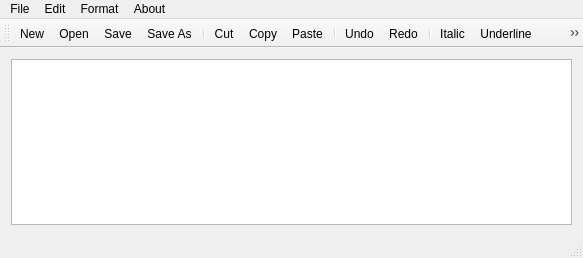
First picture: the form in client/mainwindow.ui, repository SimoneDutto/CollaborativeEditor, before the edit.
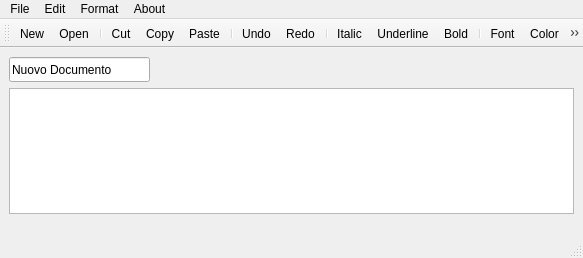
Second picture: the form after the edit. Icons and pictures are not drawn.

Commit message: Add Dialog class, LineEdit Block in the interface

Patch:
```diff
--- a/client/mainwindow.ui
+++ b/client/mainwindow.ui
@@ -14,11 +14,31 @@
    <string>MainWindow</string>
   </property>
   <widget class="QWidget" name="centralWidget">
-   <layout class="QVBoxLayout" name="verticalLayout">
-    <item>
-     <widget class="QTextEdit" name="textEdit"/>
-    </item>
-   </layout>
+   <widget class="QLineEdit" name="lineEdit">
+    <property name="geometry">
+     <rect>
+      <x>9</x>
+      <y>9</y>
+      <width>141</width>
+      <height>25</height>
+     </rect>
+    </property>
+    <property name="text">
+     <string>Nuovo Documento</string>
+    </property>
+   </widget>
+   <widget class="QTextEdit" name="textEdit">
+    <property name="geometry">
+     <rect>
+      <x>9</x>
+      <y>40</y>
+      <width>565</width>
+      <height>126</height>
+     </rect>
+    </property>
+   </widget>
+   <zorder>textEdit</zorder>
+   <zorder>lineEdit</zorder>
   </widget>
   <widget class="QMenuBar" name="menuBar">
    <property name="geometry">
@@ -82,8 +102,6 @@
    </attribute>
    <addaction name="actionNew"/>
    <addaction name="actionOpen"/>
-   <addaction name="actionSave"/>
-   <addaction name="actionSave_As"/>
    <addaction name="separator"/>
    <addaction name="actionCut"/>
    <addaction name="actionCopy"/>
@@ -122,18 +140,6 @@
     <string>Ctrl+O</string>
    </property>
   </action>
-  <action name="actionSave_As">
-   <property name="icon">
-    <iconset resource="resource.qrc">
-     <normaloff>:/rec/icone/icon.png</normaloff>:/rec/icone/icon.png</iconset>
-   </property>
-   <property name="text">
-    <string>Save As</string>
-   </property>
-   <property name="shortcut">
-    <string>Ctrl+S</string>
-   </property>
-  </action>
   <action name="actionCut">
    <property name="icon">
     <iconset resource="resource.qrc">
@@ -191,18 +197,6 @@
     <string>About us</string>
    </property>
   </action>
-  <action name="actionSave">
-   <property name="icon">
-    <iconset resource="resource.qrc">
-     <normaloff>:/rec/icone/save-file-option.png</normaloff>:/rec/icone/save-file-option.png</iconset>
-   </property>
-   <property name="text">
-    <string>Save</string>
-   </property>
-   <property name="shortcut">
-    <string>Ctrl+S</string>
-   </property>
-  </action>
   <action name="actionRedo">
    <property name="icon">
     <iconset resource="resource.qrc">
```
Left out of the diff: 6 changed lines with no effect on the pictures. The commit also changes 16 other files.
